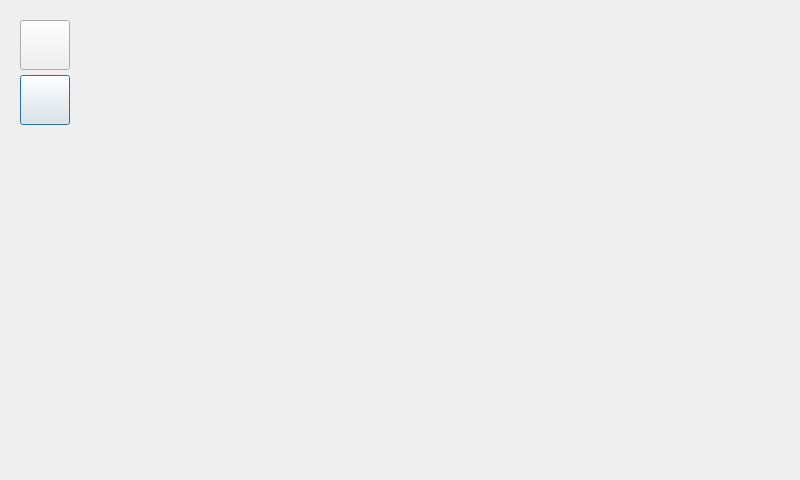
Old version of the form UI/smrr_ui/src/ui/screen_info.ui in the repository ENTC-FYP-19-G08/ismrr.
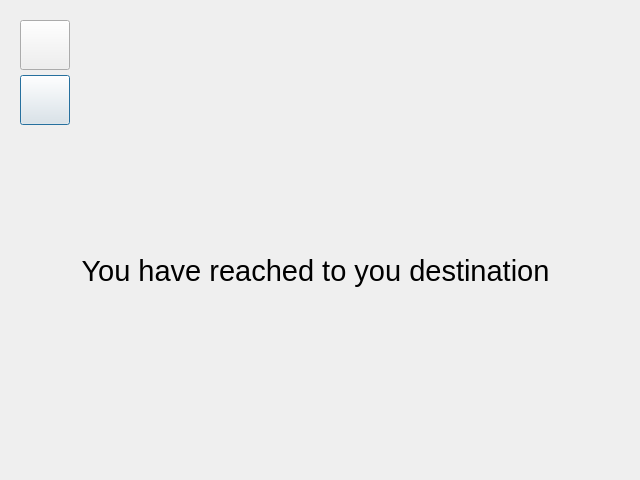
New version of the form. Icons and pictures are not drawn.

The edit to the form file:
```diff
--- a/UI/smrr_ui/src/ui/screen_info.ui
+++ b/UI/smrr_ui/src/ui/screen_info.ui
@@ -6,7 +6,7 @@
    <rect>
     <x>0</x>
     <y>0</y>
-    <width>800</width>
+    <width>640</width>
     <height>480</height>
    </rect>
   </property>
@@ -47,9 +47,9 @@
   <widget class="QLabel" name="label">
    <property name="geometry">
     <rect>
-     <x>30</x>
-     <y>190</y>
-     <width>721</width>
+     <x>20</x>
+     <y>180</y>
+     <width>591</width>
      <height>181</height>
     </rect>
    </property>
@@ -59,7 +59,7 @@
     </font>
    </property>
    <property name="text">
-    <string/>
+    <string>You have reached to you destination</string>
    </property>
    <property name="alignment">
     <set>Qt::AlignCenter</set>
```
